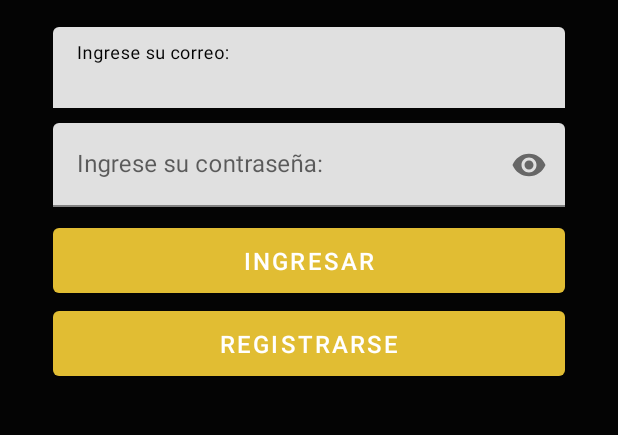
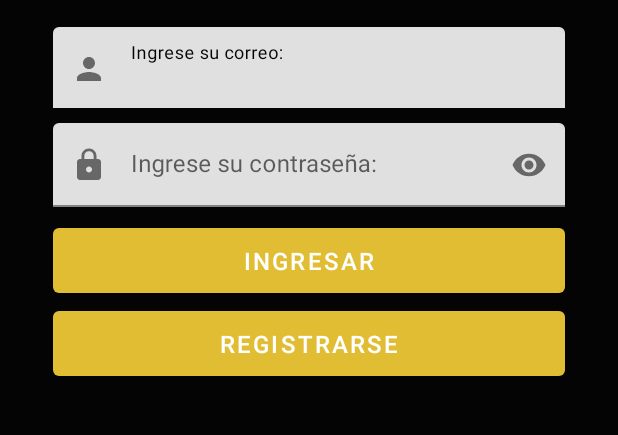
Before and after one commit to sebastian-reyes/AppMovil_ElPunto, an Android app: the screen it shows after launch (LoginActivity), on a phone screen of 412 x 824 dp, the part 576-1011 px from its top. Run offline under Robolectric (Android 15) with nearby library versions, the phone set to English and light mode, and no system bars; our stand-ins replace Volley.

Commit message:
Mejorando diseño login

```diff
--- /dev/null
+++ b/app/src/main/res/drawable/ic_baseline_lock_24.xml
@@ -0,0 +1,10 @@
+<vector xmlns:android="http://schemas.android.com/apk/res/android"
+    android:width="24dp"
+    android:height="24dp"
+    android:viewportWidth="24"
+    android:viewportHeight="24"
+    android:tint="?attr/colorControlNormal">
+  <path
+      android:fillColor="@android:color/white"
+      android:pathData="M18,8h-1L17,6c0,-2.76 -2.24,-5 -5,-5S7,3.24 7,6v2L6,8c-1.1,0 -2,0.9 -2,2v10c0,1.1 0.9,2 2,2h12c1.1,0 2,-0.9 2,-2L20,10c0,-1.1 -0.9,-2 -2,-2zM12,17c-1.1,0 -2,-0.9 -2,-2s0.9,-2 2,-2 2,0.9 2,2 -0.9,2 -2,2zM15.1,8L8.9,8L8.9,6c0,-1.71 1.39,-3.1 3.1,-3.1 1.71,0 3.1,1.39 3.1,3.1v2z"/>
+</vector>
--- a/app/src/main/res/layout/activity_login.xml
+++ b/app/src/main/res/layout/activity_login.xml
@@ -30,6 +30,7 @@
         <com.google.android.material.textfield.TextInputLayout
             android:layout_width="match_parent"
             android:layout_height="wrap_content"
+            app:startIconDrawable="@drawable/ic_baseline_person_24"
             android:layout_marginTop="8sp">
 
             <com.google.android.material.textfield.TextInputEditText
@@ -44,6 +45,7 @@
             android:layout_width="match_parent"
             android:layout_height="match_parent"
             android:layout_marginTop="8sp"
+            app:startIconDrawable="@drawable/ic_baseline_lock_24"
             app:passwordToggleEnabled="true">
 
             <com.google.android.material.textfield.TextInputEditText
```
